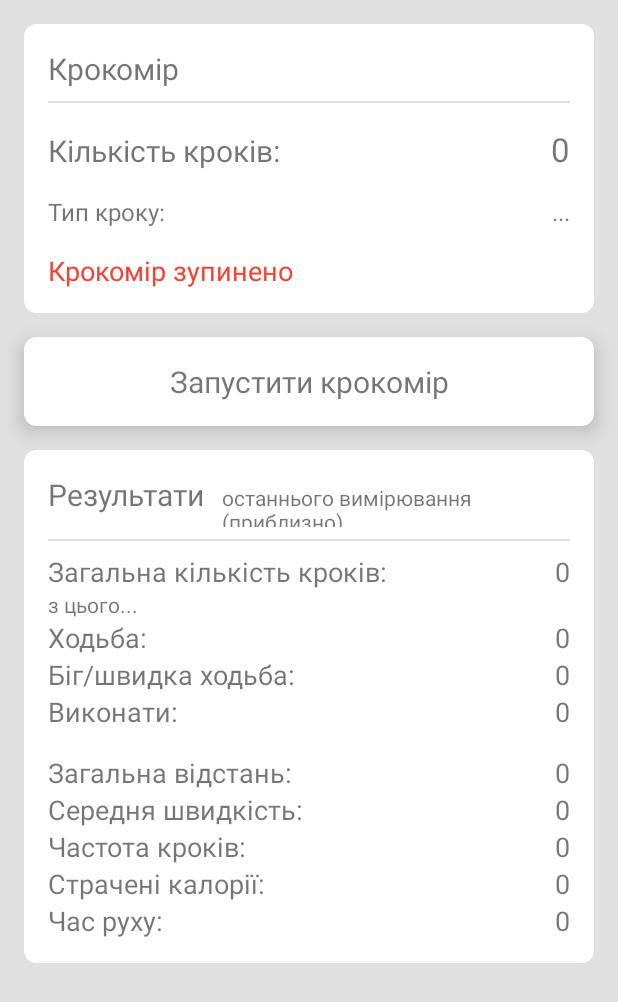
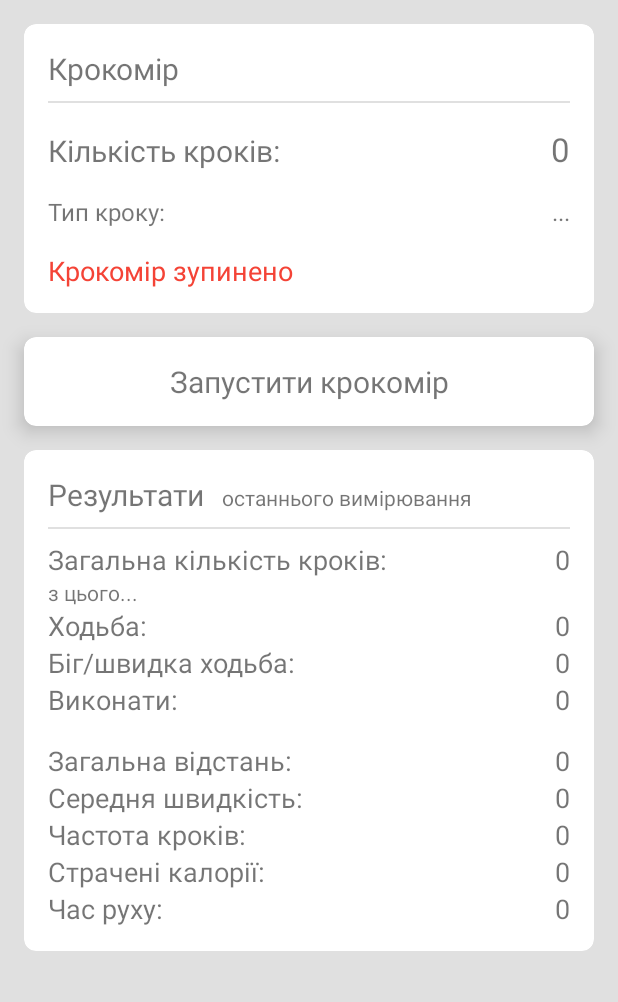
Before and after one commit to Meadowsdxd/IMT-Calculator-, an Android app: the layout stepsfragmentcount.xml on its own in the app's theme, with its tools: preview values and no code run, on a phone screen of 412 x 824 dp. Shown: the top 1002 px of the screen. Run offline under Robolectric (Android 15) with nearby library versions, the phone set to English and light mode, and no system bars.

Commit message:
Fix strings

```diff
--- a/app/src/main/res/layout/stepsfragmentcount.xml
+++ b/app/src/main/res/layout/stepsfragmentcount.xml
@@ -152,12 +152,13 @@
                             android:text="@string/results"
                             android:layout_width="wrap_content"
                             android:layout_height="wrap_content"/>
+
                         <TextView
-                            android:textSize="14sp"
+                            android:layout_width="wrap_content"
+                            android:layout_height="wrap_content"
                             android:layout_marginStart="12dp"
                             android:text="@string/of_the_last_measurement"
-                            android:layout_width="wrap_content"
-                            android:layout_height="wrap_content"/>
+                            android:textSize="14sp" />
                     </LinearLayout>
 
 
--- a/app/src/main/res/values/strings.xml
+++ b/app/src/main/res/values/strings.xml
@@ -49,7 +49,7 @@
     <string name="disable_pedometer">Зупинити крокомір</string>
 
     <string name="results">Результати</string>
-    <string name="of_the_last_measurement">останнього вимірювання (приблизно)</string>
+    <string name="of_the_last_measurement">останнього вимірювання</string>
     <string name="total_steps">Загальна кількість кроків:</string>
     <string name="from_that">з цього...</string>
     <string name="walking_steps">Ходьба:</string>
```
Also changed, not shown: 3 other files.
